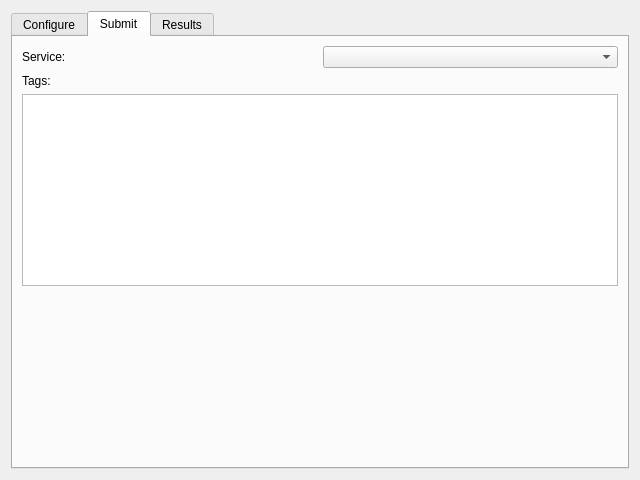
Before: the Qt Designer form GUI/Qt/Windows/DSS/DistributedSegmentationDialog.ui in pyushkevich/itksnap, drawn with Qt 5.
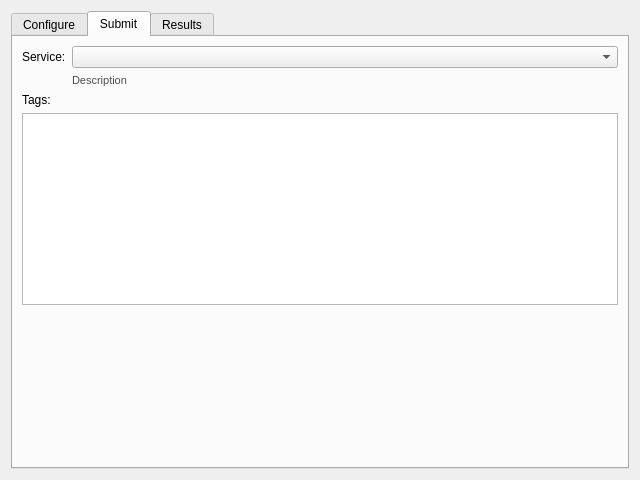
After: the same form once the commit is applied. The open tabs and pages were chosen to show the change.

Commit message: Making progress - can get service listing and display description

```diff
--- a/GUI/Qt/Windows/DSS/DistributedSegmentationDialog.ui
+++ b/GUI/Qt/Windows/DSS/DistributedSegmentationDialog.ui
@@ -139,28 +139,8 @@
       <attribute name="title">
        <string>Submit</string>
       </attribute>
-      <layout class="QGridLayout" name="gridLayout_2">
-       <item row="1" column="0">
-        <widget class="QLabel" name="label_4">
-         <property name="text">
-          <string>Tags:</string>
-         </property>
-        </widget>
-       </item>
-       <item row="0" column="0">
-        <widget class="QLabel" name="label_3">
-         <property name="text">
-          <string>Service:</string>
-         </property>
-        </widget>
-       </item>
-       <item row="2" column="0" colspan="2">
-        <widget class="QTableView" name="tblTags"/>
-       </item>
-       <item row="0" column="1">
-        <widget class="QComboBox" name="inService"/>
-       </item>
-       <item row="4" column="1">
+      <layout class="QGridLayout" name="gridLayout_2" columnstretch="0,1">
+       <item row="5" column="1">
         <widget class="QWidget" name="widget_2" native="true">
          <widget class="QPushButton" name="pushButton">
           <property name="geometry">
@@ -190,7 +170,10 @@
          </widget>
         </widget>
        </item>
-       <item row="3" column="0" colspan="2">
+       <item row="0" column="1">
+        <widget class="QComboBox" name="inService"/>
+       </item>
+       <item row="4" column="0" colspan="2">
         <spacer name="verticalSpacer_2">
          <property name="orientation">
           <enum>Qt::Vertical</enum>
@@ -203,6 +186,38 @@
          </property>
         </spacer>
        </item>
+       <item row="3" column="0" colspan="2">
+        <widget class="QTableView" name="tblTags"/>
+       </item>
+       <item row="0" column="0">
+        <widget class="QLabel" name="label_3">
+         <property name="text">
+          <string>Service:</string>
+         </property>
+        </widget>
+       </item>
+       <item row="2" column="0">
+        <widget class="QLabel" name="label_4">
+         <property name="text">
+          <string>Tags:</string>
+         </property>
+        </widget>
+       </item>
+       <item row="1" column="1">
+        <widget class="QLabel" name="outServiceDesc">
+         <property name="styleSheet">
+          <string notr="true">font-size:11px;
+color: rgb(76, 76, 76);
+</string>
+         </property>
+         <property name="text">
+          <string>Description</string>
+         </property>
+         <property name="wordWrap">
+          <bool>true</bool>
+         </property>
+        </widget>
+       </item>
       </layout>
      </widget>
      <widget class="QWidget" name="tab_2">
```
Left out of the diff: 10 changed lines with no effect on the pictures. The commit also changes 10 other files.
